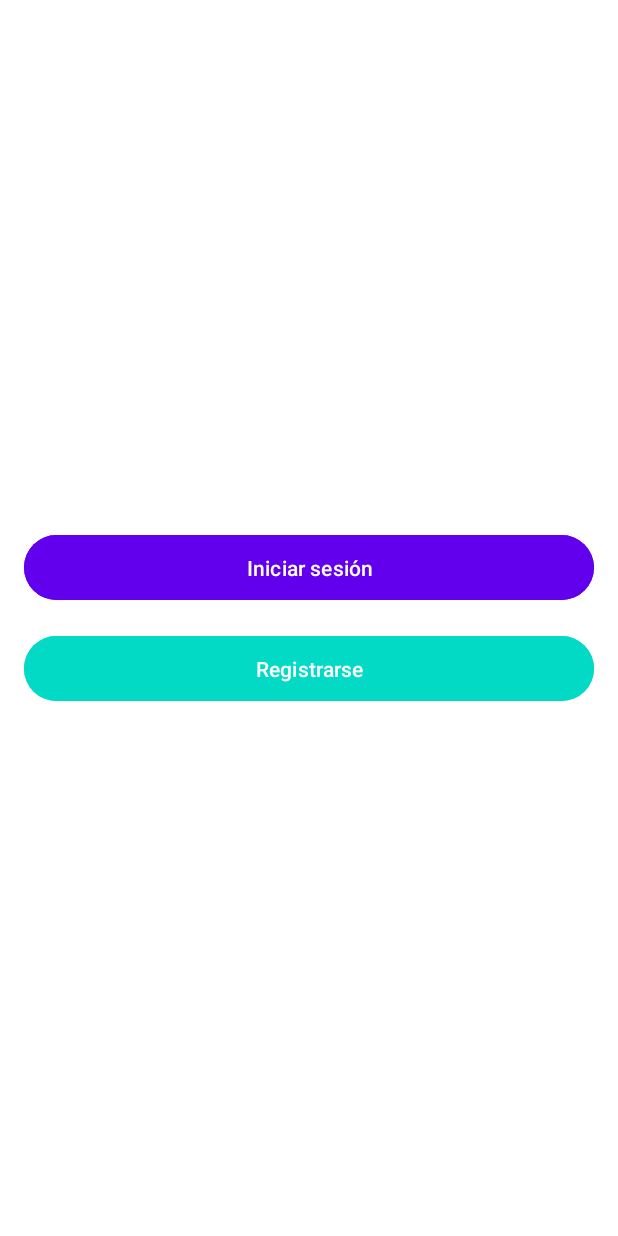
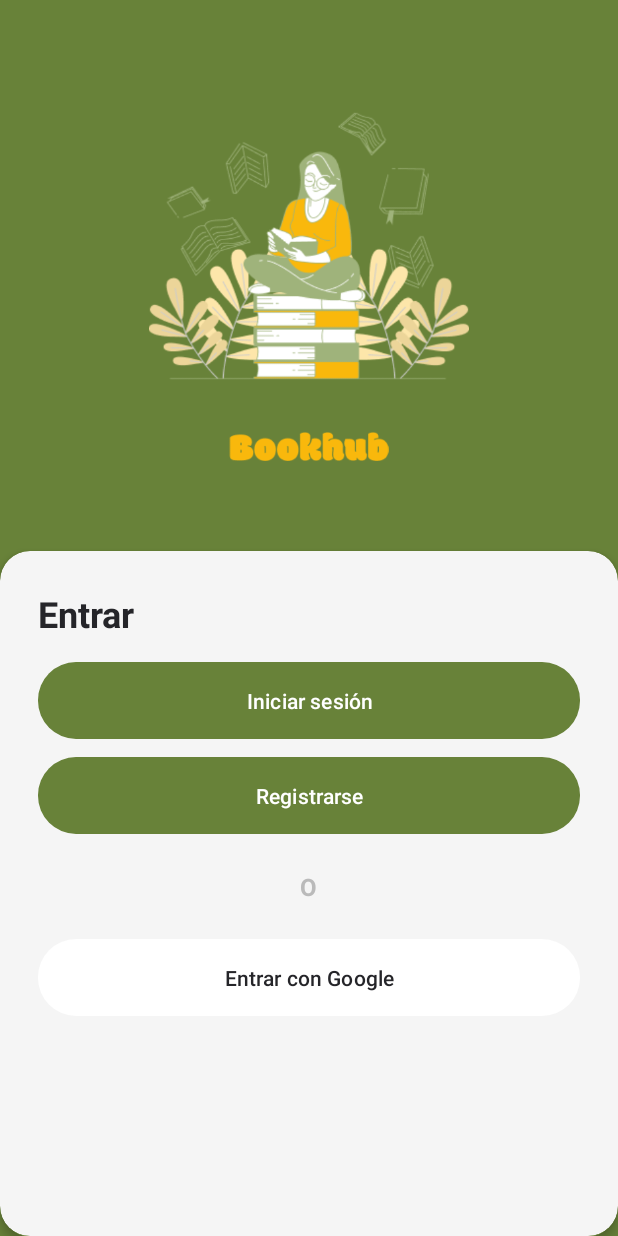
Before and after one commit to sandra-glez/Bookhub, an Android app: the screen it shows after launch (MainActivity), on a phone screen of 412 x 824 dp. Run offline under Robolectric (Android 15) with nearby library versions, the phone set to English and light mode, and no system bars.

Commit message:
cambios de colores y barra status

```diff
--- a/app/src/main/java/com/sandraygonzalo/bookhub/MainActivity.java
+++ b/app/src/main/java/com/sandraygonzalo/bookhub/MainActivity.java
@@ -1,5 +1,7 @@
 package com.sandraygonzalo.bookhub;
 
+import android.graphics.Color;
+import android.os.Build;
 import android.os.Bundle;
 
 import androidx.activity.EdgeToEdge;
@@ -11,6 +13,7 @@ import androidx.core.view.WindowInsetsCompat;
 import android.content.Intent;
 import android.os.Bundle;
 import android.view.View;
+import android.view.Window;
 import android.widget.Button;
 import androidx.appcompat.app.AppCompatActivity;
 
@@ -42,5 +45,12 @@ public class MainActivity extends AppCompatActivity {
                 startActivity(registerIntent);
             }
         });
+
+        if (Build.VERSION.SDK_INT >= Build.VERSION_CODES.LOLLIPOP) {
+            Window window = getWindow();
+            window.setStatusBarColor(Color.TRANSPARENT); // Barra transparente
+            window.getDecorView().setSystemUiVisibility(View.SYSTEM_UI_FLAG_LAYOUT_FULLSCREEN);
+        }
+
     }
 }
--- /dev/null
+++ b/app/src/main/java/com/sandraygonzalo/bookhub/SplashActivity.java
@@ -0,0 +1,31 @@
+package com.sandraygonzalo.bookhub;
+
+import android.content.Intent;
+import android.graphics.Color;
+import android.os.Build;
+import android.os.Bundle;
+import android.os.Handler;
+import android.view.View;
+import android.view.Window;
+
+import androidx.appcompat.app.AppCompatActivity;
+
+public class SplashActivity extends AppCompatActivity {
+    @Override
+    protected void onCreate(Bundle savedInstanceState) {
+        super.onCreate(savedInstanceState);
+        setContentView(R.layout.activity_splash);
+
+        // Cambia a la actividad principal después de 3 segundos
+        new Handler().postDelayed(() -> {
+            startActivity(new Intent(SplashActivity.this, MainActivity.class));
+            finish();
+        }, 3000);
+
+        if (Build.VERSION.SDK_INT >= Build.VERSION_CODES.LOLLIPOP) {
+            Window window = getWindow();
+            window.setStatusBarColor(Color.TRANSPARENT); // Barra transparente
+            window.getDecorView().setSystemUiVisibility(View.SYSTEM_UI_FLAG_LAYOUT_FULLSCREEN);
+        }
+    }
+}
--- /dev/null
+++ b/app/src/main/res/drawable/rounded_button.xml
@@ -0,0 +1,6 @@
+<?xml version="1.0" encoding="utf-8"?>
+<shape xmlns:android="http://schemas.android.com/apk/res/android"
+    android:shape="rectangle">
+    <corners android:radius="25dp" />
+    <solid android:color="#688239" />
+</shape>
--- /dev/null
+++ b/app/src/main/res/drawable/rounded_button_white.xml
@@ -0,0 +1,6 @@
+<?xml version="1.0" encoding="utf-8"?>
+<shape xmlns:android="http://schemas.android.com/apk/res/android"
+    android:shape="rectangle">
+    <corners android:radius="25dp" />
+    <solid android:color="#FFFFFF" />
+</shape>
--- a/app/src/main/res/layout/activity_main.xml
+++ b/app/src/main/res/layout/activity_main.xml
@@ -1,28 +1,111 @@
 <?xml version="1.0" encoding="utf-8"?>
-<LinearLayout xmlns:android="http://schemas.android.com/apk/res/android"
+<androidx.constraintlayout.widget.ConstraintLayout
+    xmlns:android="http://schemas.android.com/apk/res/android"
+    xmlns:app="http://schemas.android.com/apk/res-auto"
+    xmlns:tools="http://schemas.android.com/tools"
     android:layout_width="match_parent"
     android:layout_height="match_parent"
+    android:background="#688239">
+
+    <!-- Imagen superior (inicio.png) -->
+    <ImageView
+        android:id="@+id/topImage"
+        android:layout_width="213dp"
+        android:layout_height="222dp"
+        android:layout_marginTop="50dp"
+        android:contentDescription="Imagen de inicio"
+        android:src="@drawable/inicio"
+        app:layout_constraintEnd_toEndOf="parent"
+        app:layout_constraintStart_toStartOf="parent"
+        app:layout_constraintTop_toTopOf="parent" />
+
+    <!-- Imagen del texto 'Bookhub' (bookhub.png) -->
+    <ImageView
+        android:id="@+id/bookhubImage"
+        android:layout_width="140dp"
+        android:layout_height="19dp"
+        android:layout_marginTop="16dp"
+        android:contentDescription="Logo Bookhub"
+        android:src="@drawable/bookhub"
+        app:layout_constraintEnd_toEndOf="parent"
+        app:layout_constraintStart_toStartOf="parent"
+        app:layout_constraintTop_toBottomOf="@id/topImage" />
+
+    <!-- Card para botones -->
+    <androidx.cardview.widget.CardView
+        android:id="@+id/cardView"
+        android:layout_width="0dp"
+        android:layout_height="0dp"
+        app:cardCornerRadius="20dp"
+        app:cardElevation="4dp"
+        app:layout_constraintTop_toBottomOf="@id/bookhubImage"
+        app:layout_constraintStart_toStartOf="parent"
+        app:layout_constraintEnd_toEndOf="parent"
+        app:layout_constraintBottom_toBottomOf="parent"
+        android:layout_marginTop="60dp"
+        android:backgroundTint="#F5F5F5">
+
+        <LinearLayout
+            android:layout_width="match_parent"
+            android:layout_height="439dp"
             android:orientation="vertical"
-    android:gravity="center"
-    android:padding="16dp"
-    android:background="#FFF">
+            android:padding="25dp">
+
+            <TextView
+                android:id="@+id/enterText"
+                android:layout_width="wrap_content"
+                android:layout_height="wrap_content"
+                android:layout_gravity="start"
+                android:layout_marginBottom="16dp"
+                android:text="Entrar"
+                android:textColor="#252529"
+                android:textSize="24sp"
+                android:textStyle="bold" />
 
             <Button
                 android:id="@+id/loginButton"
                 android:layout_width="match_parent"
                 android:layout_height="wrap_content"
+                android:layout_marginBottom="12dp"
+                android:padding="12dp"
                 android:text="Iniciar sesión"
-        android:backgroundTint="#6200EE"
-        android:textColor="#FFF"
-        android:layout_marginBottom="16dp"
-        android:padding="12dp" />
+                android:textColor="#FFFFFF"
+                android:textSize="14sp"
+                style="@style/CustomButtonGreen" />
 
             <Button
                 android:id="@+id/registerButton"
                 android:layout_width="match_parent"
                 android:layout_height="wrap_content"
+                android:layout_marginBottom="12dp"
+                android:padding="12dp"
                 android:text="Registrarse"
-        android:backgroundTint="#03DAC5"
-        android:textColor="#FFF"
-        android:padding="12dp" />
+                android:textColor="#FFFFFF"
+                android:textSize="14sp"
+                style="@style/CustomButtonGreen" />
+
+            <TextView
+                android:id="@+id/orText"
+                android:layout_width="wrap_content"
+                android:layout_height="wrap_content"
+                android:text="O"
+                android:textSize="16sp"
+                android:textColor="#BABABA"
+                android:layout_gravity="center"
+                android:layout_marginTop="12dp"
+                android:layout_marginBottom="12dp"
+                android:textStyle="bold"/>
+
+            <Button
+                android:id="@+id/googleLoginButton"
+                android:layout_width="match_parent"
+                android:layout_height="wrap_content"
+                android:layout_marginTop="12dp"
+                android:padding="12dp"
+                android:text="Entrar con Google"
+                android:textColor="#252529"
+                android:textSize="14sp"
+                style="@style/CustomButtonWhite" />
         </LinearLayout>
+    </androidx.cardview.widget.CardView>
+</androidx.constraintlayout.widget.ConstraintLayout>
--- a/app/src/main/res/values/themes.xml
+++ b/app/src/main/res/values/themes.xml
@@ -2,15 +2,26 @@
     <!-- Base application theme. -->
     <style name="Theme.Bookhub" parent="Theme.MaterialComponents.DayNight.DarkActionBar">
         <!-- Primary brand color. -->
-        <item name="colorPrimary">@color/purple_500</item>
-        <item name="colorPrimaryVariant">@color/purple_700</item>
-        <item name="colorOnPrimary">@color/white</item>
-        <!-- Secondary brand color. -->
-        <item name="colorSecondary">@color/teal_200</item>
-        <item name="colorSecondaryVariant">@color/teal_700</item>
-        <item name="colorOnSecondary">@color/black</item>
-        <!-- Status bar color. -->
-        <item name="android:statusBarColor">?attr/colorPrimaryVariant</item>
-        <!-- Customize your theme here. -->
+        <item name="colorPrimary">@android:color/transparent</item>
+        <item name="colorPrimaryVariant">@android:color/transparent</item>
+        <item name="colorAccent">@color/verde</item>
+        <item name="materialButtonStyle">@style/CustomButtonGreen</item>
+
+        <!-- Opcional: Personaliza la barra de estado -->
+        <item name="android:statusBarColor">@color/verde</item>
+        <item name="android:windowLightStatusBar">false</item>
     </style>
+
+    <style name="CustomButtonGreen" parent="Widget.Material3.Button">
+        <item name="android:background">@drawable/rounded_button</item>
+        <item name="backgroundTint">@null</item> <!-- Evita interferencias -->
+        <item name="android:textColor">@color/white</item>
+    </style>
+
+    <style name="CustomButtonWhite" parent="Widget.Material3.Button">
+        <item name="android:background">@drawable/rounded_button_white</item>
+        <item name="backgroundTint">@null</item> <!-- Evita interferencias -->
+        <item name="android:textColor">@color/black</item>
+    </style>
+
 </resources>
```
Also changed, not shown: app/src/main/AndroidManifest.xml (+5 -3 lines), app/src/main/java/com/sandraygonzalo/bookhub/LoginActivity.java (+10 -0 lines), app/src/main/res/layout/activity_splash.xml (added, +29 -0 lines), app/src/main/res/values-night/themes.xml (deleted, +0 -16 lines), app/src/main/res/values/colors.xml (+3 -5 lines), app/src/main/res/drawable/bookhub.png (added), app/src/main/res/drawable/inicio.png (added), 2 other files. Lines whose indentation alone changed are shown as unchanged.
